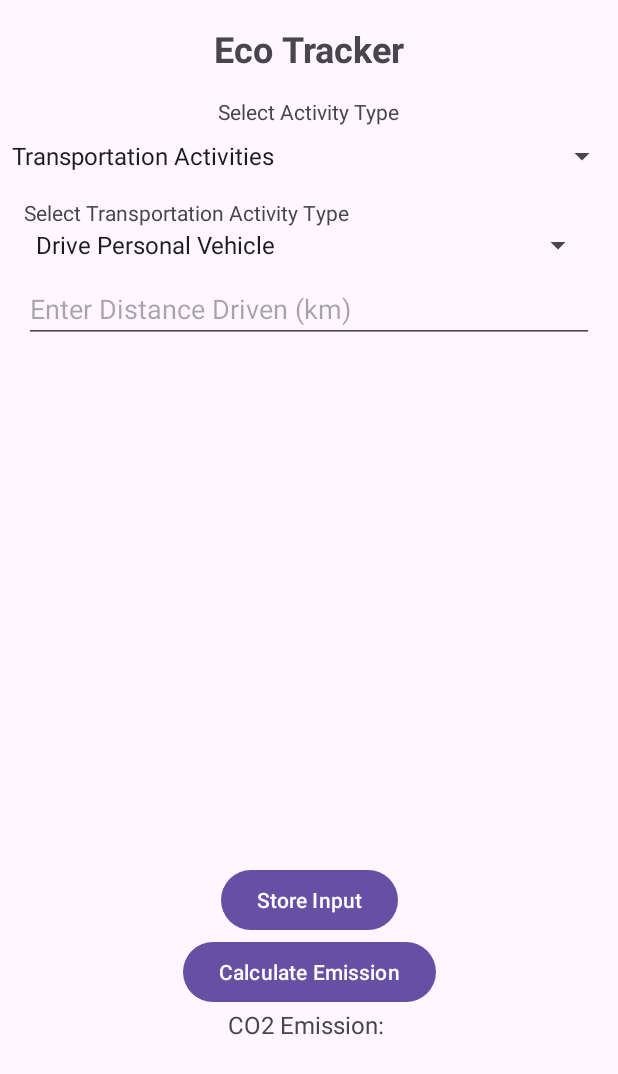
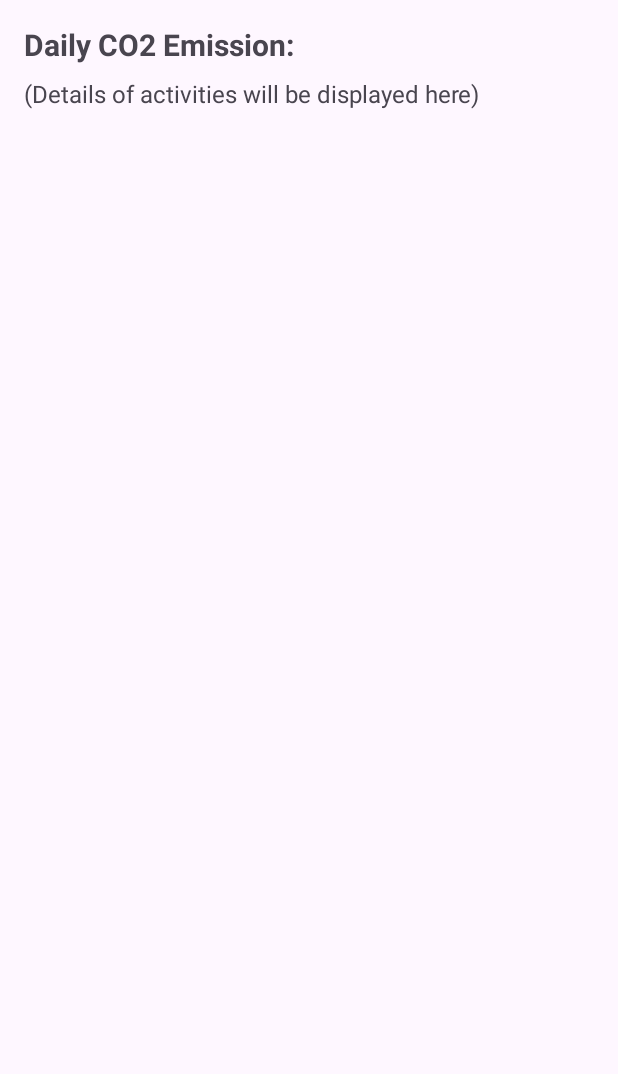
Before and after one commit to KaenKaslana/CSCB07-Software-Design-Project, an Android app: the EcoTrackerActivity screen opened directly, with no data from a screen before it, after a tap on "Calculate Emission", on a phone screen of 412 x 824 dp. Shown: the top 1074 px of the screen. Run offline under Robolectric (Android 15) with nearby library versions, the phone set to English and light mode, and no system bars; our stand-ins replace Firebase (no records; nobody signed in at launch, a user with empty details on screens opened directly).

Commit message:
fix: optimize the feature of storing input

```diff
--- a/ProjectStarter/app/src/main/AndroidManifest.xml
+++ b/ProjectStarter/app/src/main/AndroidManifest.xml
@@ -30,6 +30,9 @@
         <activity android:name=".EcoTrackerActivity"
             android:exported="true"/>
 
+        <activity android:name=".EmissionDisplayActivity"
+            android:exported="true"/>
+
         <activity android:name=".ForgetPassword"
             android:exported="true">
         </activity>
--- /dev/null
+++ b/ProjectStarter/app/src/main/java/com/example/myapplication/EmissionDisplayActivity.java
@@ -0,0 +1,15 @@
+package com.example.myapplication;
+
+import android.os.Bundle;
+import androidx.appcompat.app.AppCompatActivity;
+
+public class EmissionDisplayActivity extends AppCompatActivity {
+
+    @Override
+    protected void onCreate(Bundle savedInstanceState) {
+        super.onCreate(savedInstanceState);
+        setContentView(R.layout.activity_emission_display); // Link to a new XML layout for this activity
+
+        // Future UI components and functionality will go here
+    }
+}
--- a/ProjectStarter/app/src/main/java/com/example/myapplication/InputStorageManager.java
+++ b/ProjectStarter/app/src/main/java/com/example/myapplication/InputStorageManager.java
@@ -20,7 +20,7 @@ public class InputStorageManager {
         mDatabase = FirebaseDatabase.getInstance().getReference();
     }
 
-    public boolean storeUserInput(String activityType, String subActivityType, int value) {
+    public boolean storeUserInput(String activityType, String subActivityType, double value) {
         // Check if the user is logged in
         if (mAuth.getCurrentUser() == null) {
             // User is not logged in
@@ -37,11 +37,11 @@ public class InputStorageManager {
         // Update the data in Firebase based on activity type and sub-activity type
         userDayRef.child(activityType).child(subActivityType).get().addOnCompleteListener(task -> {
             if (task.isSuccessful()) {
-                int currentValue = 0;
+                double currentValue = 0;
                 if (task.getResult().exists()) {
-                    currentValue = task.getResult().getValue(Integer.class);
+                    currentValue = task.getResult().getValue(Double.class);
                 }
-                int updatedValue = currentValue + value;
+                double updatedValue = currentValue + value;
                 userDayRef.child(activityType).child(subActivityType).setValue(updatedValue);
             }
         });
--- a/ProjectStarter/app/src/main/res/layout/activity_eco_tracker.xml
+++ b/ProjectStarter/app/src/main/res/layout/activity_eco_tracker.xml
@@ -277,7 +277,7 @@
         android:id="@+id/btnStoreInput"
         android:layout_width="wrap_content"
         android:layout_height="wrap_content"
-        android:layout_marginTop="32dp"
+        android:layout_marginBottom="16dp"
         android:text="Store Input"
         app:layout_constraintBottom_toTopOf="@+id/btnCalculateEmission"
         app:layout_constraintStart_toStartOf="parent"
@@ -288,22 +288,10 @@
         android:id="@+id/btnCalculateEmission"
         android:layout_width="wrap_content"
         android:layout_height="wrap_content"
-        android:layout_marginTop="16dp"
+        android:layout_marginBottom="160dp"
         android:text="Calculate Emission"
-        app:layout_constraintBottom_toTopOf="@+id/tvActivityEmission"
+        app:layout_constraintBottom_toBottomOf="parent"
         app:layout_constraintStart_toStartOf="parent"
         app:layout_constraintEnd_toEndOf="parent" />
 
-    <!-- Display Emission -->
-    <TextView
-        android:id="@+id/tvActivityEmission"
-        android:layout_width="wrap_content"
-        android:layout_height="wrap_content"
-        android:layout_marginBottom="130dp"
-        android:text="CO2 Emission: "
-        android:textSize="16sp"
-        app:layout_constraintBottom_toBottomOf="parent"
-        app:layout_constraintEnd_toEndOf="parent"
-        app:layout_constraintStart_toStartOf="parent" />
-
 </androidx.constraintlayout.widget.ConstraintLayout>
--- /dev/null
+++ b/ProjectStarter/app/src/main/res/layout/activity_emission_display.xml
@@ -0,0 +1,24 @@
+<?xml version="1.0" encoding="utf-8"?>
+<LinearLayout xmlns:android="http://schemas.android.com/apk/res/android"
+    android:layout_width="match_parent"
+    android:layout_height="match_parent"
+    android:orientation="vertical"
+    android:padding="16dp">
+
+    <TextView
+        android:id="@+id/tvDailyCO2Emission"
+        android:layout_width="wrap_content"
+        android:layout_height="wrap_content"
+        android:text="Daily CO2 Emission:"
+        android:textSize="20sp"
+        android:textStyle="bold" />
+
+    <TextView
+        android:id="@+id/tvEmissionDetails"
+        android:layout_width="match_parent"
+        android:layout_height="wrap_content"
+        android:text="(Details of activities will be displayed here)"
+        android:textSize="16sp"
+        android:layout_marginTop="8dp" />
+
+</LinearLayout>
```
Also changed, not shown: ProjectStarter/app/src/main/java/com/example/myapplication/EcoTrackerActivity.java (+19 -15 lines).
